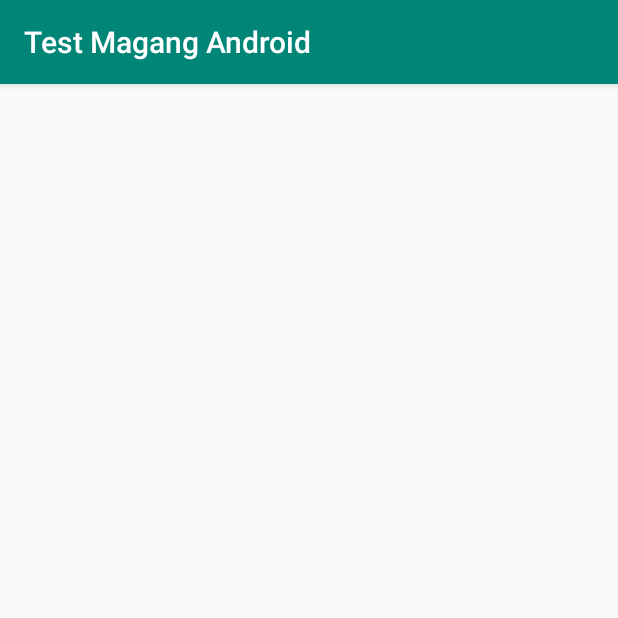
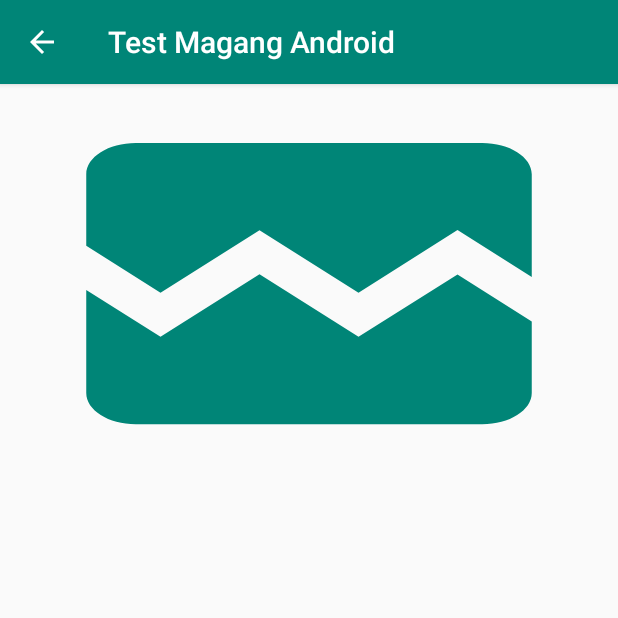
Before and after one commit to raismaulana/tesmagangdot, an Android app: the DetailActivity screen opened directly, with no data from a screen before it, on a phone screen of 412 x 824 dp, the top half of it. Run offline under Robolectric (Android 15) with nearby library versions, the phone set to English and light mode, and no system bars; our stand-ins replace data binding; pictures from the network do not load; 1 statement that could not run was skipped.

Commit message:
Fix Layouting and Add Data Binding

```diff
--- a/app/src/main/AndroidManifest.xml
+++ b/app/src/main/AndroidManifest.xml
@@ -14,7 +14,8 @@
         android:theme="@style/AppTheme">
         <activity
             android:name=".DetailActivity"
-            android:screenOrientation="portrait" />
+            android:screenOrientation="portrait"
+            android:theme="@style/Theme.AppCompat.Light.NoActionBar"/>
         <activity
             android:name=".MainActivity"
             android:screenOrientation="portrait">
--- a/app/src/main/java/id/co/dot/DetailActivity.kt
+++ b/app/src/main/java/id/co/dot/DetailActivity.kt
@@ -2,7 +2,8 @@ package id.co.dot
 
 import android.os.Bundle
 import androidx.appcompat.app.AppCompatActivity
-import com.bumptech.glide.Glide
+import androidx.databinding.DataBindingUtil
+import id.co.dot.databinding.ActivityDetailBinding
 import id.co.dot.entity.GalleryBatu
 import id.co.dot.helper.CONSTANT
 import kotlinx.android.synthetic.main.activity_detail.*
@@ -11,17 +12,15 @@ class DetailActivity : AppCompatActivity() {
 
     override fun onCreate(savedInstanceState: Bundle?) {
         super.onCreate(savedInstanceState)
-        setContentView(R.layout.activity_detail)
+        val binding: ActivityDetailBinding =
+            DataBindingUtil.setContentView(this, R.layout.activity_detail)
 
-        val parcel = intent.getParcelableExtra(CONSTANT.EXTRA_DETAIL) as GalleryBatu
+        toolbar.setTitle(R.string.app_name)
+        toolbar.elevation = 4.0f
+        toolbar.setNavigationIcon(R.drawable.ic_arrow_back_white_24dp)
+        toolbar.setNavigationOnClickListener { onBackPressed() }
 
-        txt_caption.text = parcel.caption
-
-        Glide.with(this)
-            .load(parcel.image)
-            .error(R.drawable.ic_broken_image_black_100dp)
-            .placeholder(R.drawable.ic_broken_image_black_100dp)
-            .into(img_image)
+        binding.galleryBatu = intent.getParcelableExtra(CONSTANT.EXTRA_DETAIL) as GalleryBatu
 
     }
 }
--- a/app/src/main/java/id/co/dot/MainActivity.kt
+++ b/app/src/main/java/id/co/dot/MainActivity.kt
@@ -43,7 +43,7 @@ class MainActivity : AppCompatActivity() {
         adapter = MainAdapter()
         adapter.notifyDataSetChanged()
 
-        rv_main.layoutManager = StaggeredGridLayoutManager(3, 1)
+        rv_main.layoutManager = StaggeredGridLayoutManager(3, StaggeredGridLayoutManager.VERTICAL)
         rv_main.adapter = adapter
 
         adapter.setOnItemClickCallback(object : MainAdapter.OnItemClickCallback {
--- /dev/null
+++ b/app/src/main/java/id/co/dot/adapter/ImageBindingAdapter.kt
@@ -0,0 +1,19 @@
+package id.co.dot.adapter
+
+import android.widget.ImageView
+import androidx.databinding.BindingAdapter
+import com.bumptech.glide.Glide
+import id.co.dot.R
+
+object ImageBindingAdapter {
+    @JvmStatic
+    @BindingAdapter("setImageUrl")
+    fun setImageUrl(view: ImageView, url: String) {
+        Glide.with(view.context)
+            .load(url)
+            .error(R.drawable.ic_broken_image_black_100dp)
+            .placeholder(R.drawable.ic_broken_image_black_100dp)
+            .into(view)
+    }
+
+}
--- a/app/src/main/java/id/co/dot/entity/GalleryBatu.kt
+++ b/app/src/main/java/id/co/dot/entity/GalleryBatu.kt
@@ -1,5 +1,4 @@
 package id.co.dot.entity
-
 
 import android.os.Parcelable
 import com.google.gson.annotations.Expose
@@ -13,7 +12,6 @@ data class GalleryBatu(
     @Expose
     val caption: String,
 
-
     @SerializedName("thumbnail")
     @Expose
     val thumbnail: String,
--- a/app/src/main/java/id/co/dot/networking/ApiService.kt
+++ b/app/src/main/java/id/co/dot/networking/ApiService.kt
@@ -12,7 +12,8 @@ import java.util.concurrent.TimeUnit
 class ApiService : Application() {
     private val client = OkHttpClient().newBuilder()
         .addInterceptor(HttpLoggingInterceptor().apply {
-            level = if (BuildConfig.DEBUG) HttpLoggingInterceptor.Level.BODY else HttpLoggingInterceptor.Level.NONE
+            level =
+                if (BuildConfig.DEBUG) HttpLoggingInterceptor.Level.BODY else HttpLoggingInterceptor.Level.NONE
         })
         .readTimeout(5, TimeUnit.MINUTES)
         .writeTimeout(5, TimeUnit.MINUTES)
--- /dev/null
+++ b/app/src/main/res/drawable/ic_arrow_back_white_24dp.xml
@@ -0,0 +1,5 @@
+<vector android:height="24dp" android:tint="#FFFFFF"
+    android:viewportHeight="24.0" android:viewportWidth="24.0"
+    android:width="24dp" xmlns:android="http://schemas.android.com/apk/res/android">
+    <path android:fillColor="#FF000000" android:pathData="M20,11H7.83l5.59,-5.59L12,4l-8,8 8,8 1.41,-1.41L7.83,13H20v-2z"/>
+</vector>
--- a/app/src/main/res/layout/activity_detail.xml
+++ b/app/src/main/res/layout/activity_detail.xml
@@ -1,27 +1,54 @@
 <?xml version="1.0" encoding="utf-8"?>
-<androidx.constraintlayout.widget.ConstraintLayout xmlns:android="http://schemas.android.com/apk/res/android"
+<layout xmlns:android="http://schemas.android.com/apk/res/android"
     xmlns:app="http://schemas.android.com/apk/res-auto"
-    xmlns:tools="http://schemas.android.com/tools"
+    xmlns:tools="http://schemas.android.com/tools">
+
+    <data>
+
+        <variable
+            name="galleryBatu"
+            type="id.co.dot.entity.GalleryBatu" />
+    </data>
+
+    <androidx.constraintlayout.widget.ConstraintLayout
         android:layout_width="match_parent"
         android:layout_height="match_parent"
-    android:layout_margin="8dp"
         tools:context=".DetailActivity">
+
+        <androidx.appcompat.widget.Toolbar
+            android:id="@+id/toolbar"
+            android:layout_width="match_parent"
+            android:layout_height="?attr/actionBarSize"
+            android:background="@color/colorPrimary"
+            app:layout_constraintBottom_toTopOf="@+id/img_image"
+            app:layout_constraintEnd_toEndOf="parent"
+            app:layout_constraintStart_toStartOf="parent"
+            app:layout_constraintTop_toTopOf="parent"
+            app:theme="@style/ToolBarStyle" />
 
         <ImageView
             android:id="@+id/img_image"
             android:layout_width="match_parent"
             android:layout_height="250dp"
+            android:layout_marginStart="8dp"
+            android:layout_marginTop="8dp"
+            android:layout_marginEnd="8dp"
             android:contentDescription="@string/image_of_gallery_in_batu_malang"
             android:scaleType="fitXY"
+            app:layout_constraintBottom_toTopOf="@+id/txt_caption"
             app:layout_constraintEnd_toEndOf="parent"
             app:layout_constraintStart_toStartOf="parent"
-        app:layout_constraintTop_toTopOf="parent"
+            app:layout_constraintTop_toBottomOf="@+id/toolbar"
+            app:setImageUrl="@{galleryBatu.image}"
             tools:src="@drawable/ic_broken_image_black_100dp" />
 
         <TextView
             android:id="@+id/txt_caption"
             android:layout_width="match_parent"
             android:layout_height="wrap_content"
+            android:layout_marginStart="8dp"
+            android:layout_marginEnd="8dp"
+            android:text="@{galleryBatu.caption}"
             android:textSize="16sp"
             app:layout_constraintEnd_toEndOf="parent"
             app:layout_constraintStart_toStartOf="parent"
@@ -29,3 +56,6 @@
             tools:text="This is Caption" />
 
     </androidx.constraintlayout.widget.ConstraintLayout>
+
+
+</layout>
--- a/app/src/main/res/values/styles.xml
+++ b/app/src/main/res/values/styles.xml
@@ -8,4 +8,10 @@
         <item name="colorAccent">@color/colorAccent</item>
     </style>
 
+    <style name="ToolBarStyle" parent="Theme.AppCompat.Light.DarkActionBar">
+        <item name="android:textColorPrimary">@android:color/white</item>
+        <item name="android:textColorSecondary">@android:color/white</item>
+        <item name="actionMenuTextColor">@android:color/white</item>
+    </style>
+
 </resources>
```
Also changed, not shown: app/build.gradle (+22 -3 lines), app/src/main/java/id/co/dot/adapter/MainAdapter.kt (+9 -15 lines), app/src/main/res/layout/activity_main.xml (+3 -5 lines), app/src/main/res/layout/item_rv.xml (+33 -9 lines). Lines whose indentation alone changed are shown as unchanged.
